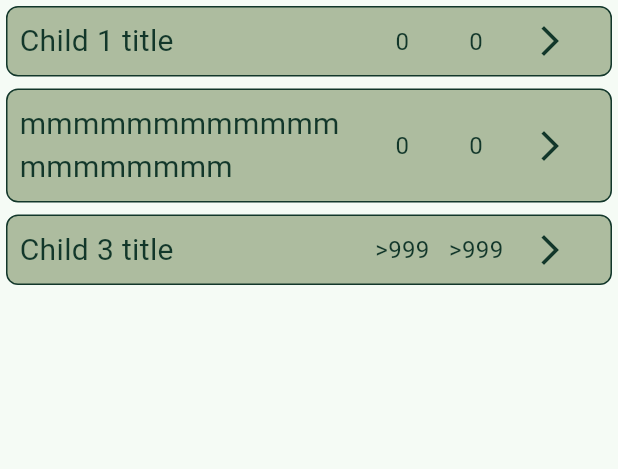
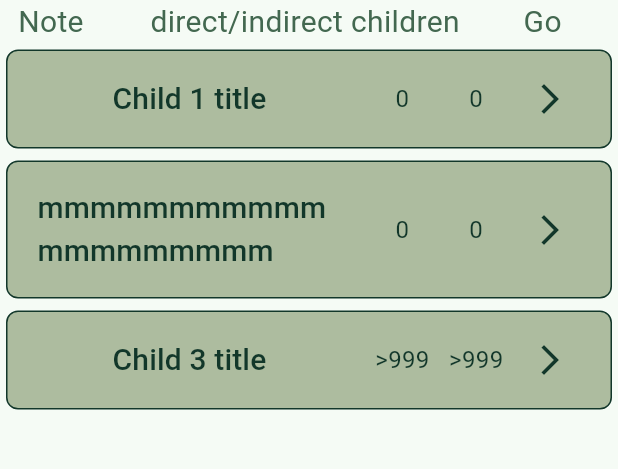
Before and after one commit to Duzzuti/treenotes, a Flutter app: the screen it shows after launch, on a phone screen of 412 x 824 dp, the part 84-553 px from its top. Run offline on Flutter 3.47's test engine with Material 3 defaults, Android fonts, the phone set to English and light mode, and no system bars.

Commit message:
Add info dialog

```diff
--- a/lib/create_dialog.dart
+++ b/lib/create_dialog.dart
@@ -79,7 +79,6 @@ class _CreateDialogState extends State<CreateDialog> {
               children: [
                 ElevatedButton(
                   onPressed: () {
-                    widget.parent.add(title: titleController.text, body: contentController.text);
                     Navigator.pop(context);
                   },
                   style: ButtonStyle(
@@ -95,6 +94,7 @@ class _CreateDialogState extends State<CreateDialog> {
                 ),
                 ElevatedButton(
                   onPressed: !submitActivated ? null : () {
+                    widget.parent.add(title: titleController.text, body: contentController.text);
                     Navigator.pop(context);
                   },
                   style: ButtonStyle(
--- a/lib/note_page.dart
+++ b/lib/note_page.dart
@@ -1,5 +1,6 @@
 import 'package:flutter/material.dart';
 import 'package:treenotes/create_dialog.dart';
+import 'package:treenotes/info_dialog.dart';
 import 'package:treenotes/node.dart';
 
 class NotePage extends StatelessWidget {
@@ -22,7 +23,7 @@ class NotePage extends StatelessWidget {
                 size: 48,
               ),
               onPressed: () {
-                showDialog(context: context, builder: (context) => CreateDialog(parent: node));
+                showDialog(context: context, builder: (context) => CreateDialog(parent: node), barrierDismissible: false);
               },
             ),
             IconButton(
@@ -42,6 +43,42 @@ class NotePage extends StatelessWidget {
         ),
         body: Column(
           children:[
+            Row(children: [
+              const SizedBox(width: 12),
+              SizedBox(
+                width: MediaQuery.of(context).size.width * 0.12,
+                child: Text('Note',
+                  style: TextStyle(
+                    color: Theme.of(context).colorScheme.secondary,
+                    fontSize: 20,
+                  ),
+                ),
+              ),
+              const SizedBox(width: 8),
+              SizedBox(
+                width: MediaQuery.of(context).size.width * 0.65,
+                child: Center(
+                  child: Text('direct/indirect children',
+                    style: TextStyle(
+                      color: Theme.of(context).colorScheme.secondary,
+                      fontSize: 20,
+                    ),
+                  ),
+                ),
+              ),
+              const SizedBox(width: 8),
+              SizedBox(
+                width: MediaQuery.of(context).size.width * 0.08,
+                child: Center(
+                  child: Text('Go',
+                    style: TextStyle(
+                      color: Theme.of(context).colorScheme.secondary,
+                      fontSize: 20,
+                    ),
+                  ),
+                ),
+              ),
+            ]),
             SizedBox(
               height: MediaQuery.of(context).size.height * 0.7,
               child: ListView.builder(
@@ -63,10 +100,15 @@ class NotePage extends StatelessWidget {
                       children: [
                         SizedBox(
                           width: MediaQuery.of(context).size.width * 0.55,
-                          child: Text(node.children[index].subject,
-                            style: TextStyle(
-                              color: Theme.of(context).colorScheme.primary,
-                              fontSize: 20,
+                          child: TextButton(
+                            onPressed: () {
+                              showDialog(context: context, builder: (context) => InfoDialog(node: node.children[index]));
+                            },
+                            child: Text(node.children[index].subject,
+                              style: TextStyle(
+                                color: Theme.of(context).colorScheme.primary,
+                                fontSize: 20,
+                              ),
                             ),
                           ),
                         ),
```
Also changed, not shown: lib/info_dialog.dart (added, +82 -0 lines).
